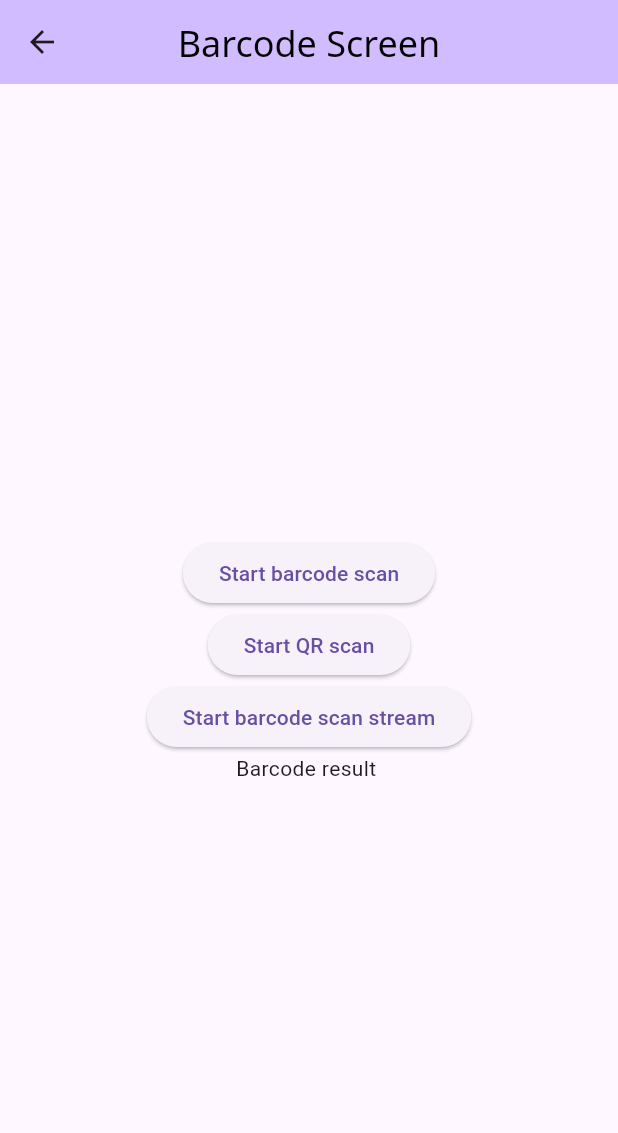
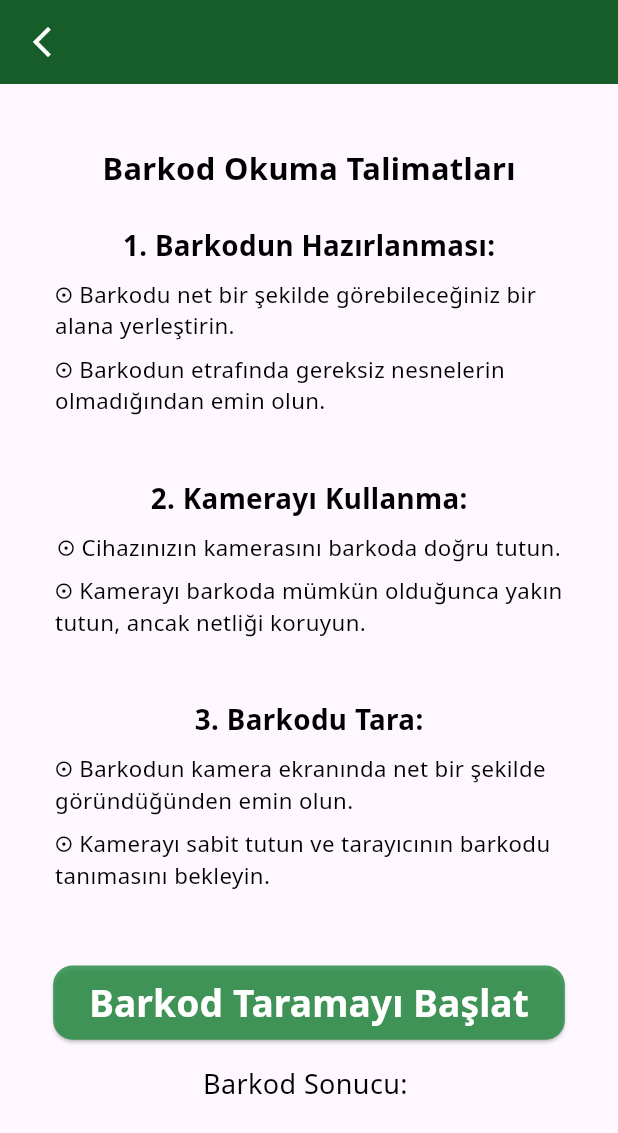
Before and after one commit to Akemeyn/group3flutter_private, a Flutter app: the BarcodeScanner screen opened directly, on a phone screen of 412 x 824 dp. Shown: the top 1133 px of the screen. Run offline on Flutter 3.47's test engine with Material 3 defaults, Android fonts, the phone set to English and light mode, and no system bars; our stand-ins replace firebase_auth, firebase_core, get, google_fonts, google_generative_ai; missing offline and left inert: awesome_number_picker, simple_barcode_scanner; accounts and stored records are empty.

Commit message:
27.07.2024 update

```diff
--- a/lib/screen/mainPart/barcodeScanner.dart
+++ b/lib/screen/mainPart/barcodeScanner.dart
@@ -1,9 +1,9 @@
 import 'package:flutter/material.dart';
-import 'package:flutter/services.dart';
-
-import 'package:flutter_barcode_scanner/flutter_barcode_scanner.dart';
+import 'package:nutrijourney/screen/mainPart/detailControl.dart';
+import 'package:simple_barcode_scanner/simple_barcode_scanner.dart';
+import 'package:get/get.dart';
+import 'package:nutrijourney/components/colorController.dart';
 import 'package:nutrijourney/components/componentEditor.dart';
-
 
 class BarcodeScanner extends StatefulWidget {
   const BarcodeScanner({super.key});
@@ -17,25 +17,84 @@ class _BarcodeScannerState extends State<BarcodeScanner> {
 
   @override
   Widget build(BuildContext context) {
+    final screenWidth = MediaQuery.of(context).size.width;
+    final screenHeight = MediaQuery.of(context).size.height;
     return Scaffold(
       appBar: AppBar(
-        backgroundColor: Theme.of(context).colorScheme.inversePrimary,
-        title: Text("Barcode Screen", style: ComponentEditor.specialText(24, Colors.black)),
-        centerTitle: true,
+        backgroundColor: ColorController.soDarkJungleGreen,
+        leading: IconButton(
+          icon: const Icon(
+            Icons.arrow_back_ios_new_outlined,
+            color: Colors.white,
+          ),
+          onPressed: () {
+            Get.back();
+          },
+        ),
       ),
-      body: Builder(
-        builder: (_) => Center(
+      body: Padding(
+        padding: const EdgeInsets.all(16.0),
+        child: SingleChildScrollView(
           child: Column(
-            mainAxisAlignment: MainAxisAlignment.center,
+            crossAxisAlignment: CrossAxisAlignment.center,
             children: <Widget>[
-              ElevatedButton(
-                  onPressed: scanBarcodeNormal,
-                  child: Text("Start barcode scan")),
-              ElevatedButton(onPressed: scnQR, child: Text("Start QR scan")),
-              ElevatedButton(
-                  onPressed: startBarcodeStream,
-                  child: Text("Start barcode scan stream")),
-              Text("Barcode result $_scanBarcodeResult")
+              Padding(
+                padding: EdgeInsets.symmetric(
+                  horizontal: screenWidth * 0.1,
+                  vertical: screenHeight * 0.03,
+                ),
+                child: Text(
+                  "Barkod Okuma Talimatları",
+                  style: ComponentEditor.specialText(screenWidth * 0.05, Colors.black, FontWeight.bold),
+                ),
+              ),
+              ...instructions(
+                  "1. Barkodun Hazırlanması:",
+                  "☉ Barkodu net bir şekilde görebileceğiniz bir alana yerleştirin.",
+                  "☉ Barkodun etrafında gereksiz nesnelerin olmadığından emin olun.",
+                  screenHeight,
+                  screenWidth),
+              ...instructions("2. Kamerayı Kullanma:", "☉ Cihazınızın kamerasını barkoda doğru tutun.",
+                  "☉ Kamerayı barkoda mümkün olduğunca yakın tutun, ancak netliği koruyun.", screenHeight, screenWidth),
+              ...instructions(
+                  "3. Barkodu Tara:",
+                  "☉ Barkodun kamera ekranında net bir şekilde göründüğünden emin olun.",
+                  "☉ Kamerayı sabit tutun ve tarayıcının barkodu tanımasını bekleyin.",
+                  screenHeight,
+                  screenWidth),
+              Padding(
+                padding: EdgeInsets.only(top: screenHeight * 0.01),
+                child: SizedBox(
+                  height: screenHeight * 0.06,
+                  child: ElevatedButton(
+                      onPressed: () async {
+                        var res = await Navigator.push(
+                            context,
+                            MaterialPageRoute(
+                              builder: (context) => const SimpleBarcodeScannerPage(
+                                cancelButtonText: "Geri Dön",
+                                lineColor: "#58D68D",
+                                isShowFlashIcon: true,
+                              ),
+                            ));
+                        if (res != null) {
+                          Get.to(() => FoodDetailPage(barcode: res));
+                        }
+                      },
+                      style: ElevatedButton.styleFrom(
+                          backgroundColor: ColorController.darkJungleGreen.withOpacity(0.8),
+                          shape: RoundedRectangleBorder(borderRadius: BorderRadius.circular(13))),
+                      child: Text(
+                        "Barkod Taramayı Başlat",
+                        style: ComponentEditor.specialText(screenWidth * 0.06, Colors.white, FontWeight.bold),
+                      )),
+                ),
+              ),
+              SizedBox(height: screenHeight * 0.02),
+              Text(
+                "Barkod Sonucu: $_scanBarcodeResult",
+                style: ComponentEditor.specialText(18, Colors.black),
+              ),
             ],
           ),
         ),
@@ -43,43 +102,42 @@ class _BarcodeScannerState extends State<BarcodeScanner> {
     );
   }
 
-  void scanBarcodeNormal() async {
-    String barcodeScanRes;
-    try {
-      barcodeScanRes = await FlutterBarcodeScanner.scanBarcode(
-          "#ff6666", "cancel", true, ScanMode.BARCODE);
-    } on PlatformException {
-      barcodeScanRes = "Failed to get platform version";
-    }
-    setState(() {
-      _scanBarcodeResult = barcodeScanRes;
-    });
-  }
-
-  void scnQR() async {
-    String barcodeScanRes;
-    try {
-      barcodeScanRes = await FlutterBarcodeScanner.scanBarcode(
-          "#ff6666", "cancel", true, ScanMode.QR);
-    } on PlatformException {
-      barcodeScanRes = "Failed to get platform version";
-    }
-    setState(() {
-      _scanBarcodeResult = barcodeScanRes;
-    });
-  }
-
-  void startBarcodeStream() async {
-    try {
-      await FlutterBarcodeScanner.getBarcodeStreamReceiver(
-        "#ff666",
-        "cancel",
-        true,
-        ScanMode.BARCODE,
-      )!
-          .listen((barcode) {});
-    } catch (e) {
-      print(e);
-    }
+  List<Widget> instructions(String text1, String text2, String text3, double screenHeight, double screenWidth) {
+    return [
+      Padding(
+        padding: EdgeInsets.only(bottom: screenHeight * 0.01),
+        child: Text(
+          text1,
+          style: ComponentEditor.specialText(
+            screenWidth * 0.045,
+            Colors.black,
+            FontWeight.bold,
+          ),
+        ),
+      ),
+      Padding(
+        padding: EdgeInsets.symmetric(horizontal: screenWidth * 0.05),
+        child: Text(
+          text2,
+          style: ComponentEditor.specialText(
+            screenWidth * 0.036,
+            Colors.black,
+          ),
+        ),
+      ),
+      Padding(
+        padding: EdgeInsets.symmetric(horizontal: screenWidth * 0.05, vertical: screenHeight * 0.01),
+        child: Text(
+          text3,
+          style: ComponentEditor.specialText(
+            screenWidth * 0.036,
+            Colors.black,
+          ),
+        ),
+      ),
+      SizedBox(
+        height: screenHeight * 0.04,
+      )
+    ];
   }
 }
--- a/pubspec.yaml
+++ b/pubspec.yaml
@@ -17,10 +17,10 @@ dependencies:
   firebase_auth: ^5.1.2
   cloud_firestore: ^5.1.0
   awesome_number_picker: ^0.0.4
-  simple_barcode_scanner: ^0.0.8
-  flutter_barcode_scanner: ^2.0.0
+  simple_barcode_scanner: ^0.1.1
   flutter_gemini: ^2.0.4
   google_generative_ai: ^0.4.3
+  flutter_vision: ^1.1.4
 
 dev_dependencies:
   flutter_test:
```
Also changed, not shown: lib/screen/mainPart/detailControl.dart (added, +117 -0 lines), pubspec.lock, 2 other files.
